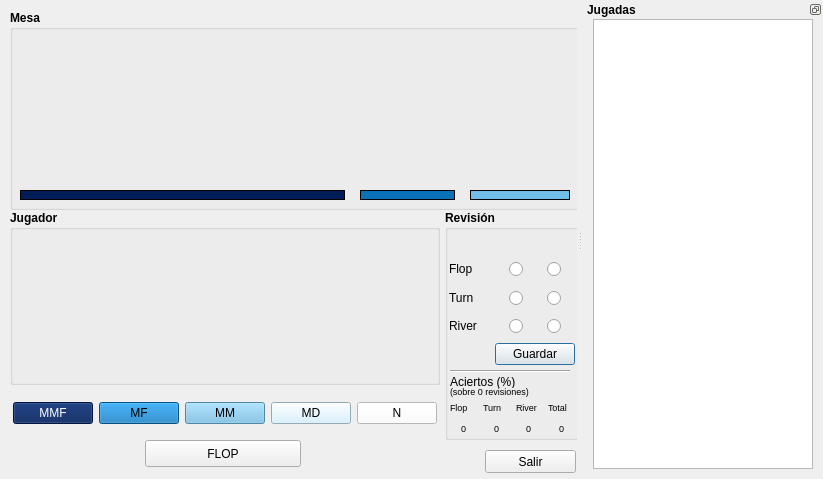
This is lib/gui.ui in camador/poker_trainer as Qt 5 draws it before an edit. The edited form follows.
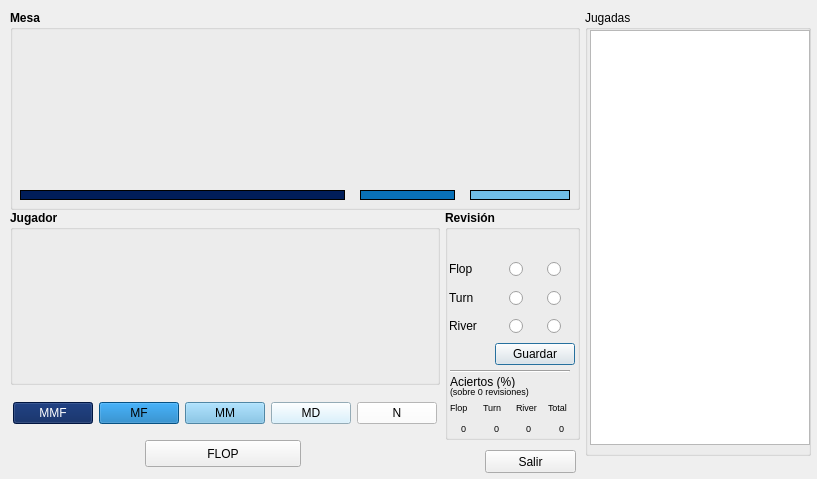
This is the edited form. Icons and pictures are not drawn.

Commit message: El DockWidget para la lista de jugadas ha sido sustituido por un GroupBox

Patch:
```diff
--- a/lib/gui.ui
+++ b/lib/gui.ui
@@ -6,7 +6,7 @@
    <rect>
     <x>0</x>
     <y>0</y>
-    <width>823</width>
+    <width>817</width>
     <height>479</height>
    </rect>
   </property>
@@ -970,40 +970,25 @@
      </property>
     </widget>
    </widget>
-  </widget>
-  <widget class="QDockWidget" name="dckJugadas">
-   <property name="minimumSize">
-    <size>
-     <width>240</width>
-     <height>157</height>
-    </size>
-   </property>
-   <property name="font">
-    <font>
-     <weight>75</weight>
-     <bold>true</bold>
-    </font>
-   </property>
-   <property name="features">
-    <set>QDockWidget::DockWidgetFloatable|QDockWidget::DockWidgetMovable</set>
-   </property>
-   <property name="allowedAreas">
-    <set>Qt::LeftDockWidgetArea|Qt::RightDockWidgetArea</set>
-   </property>
-   <property name="windowTitle">
-    <string>Jugadas</string>
-   </property>
-   <attribute name="dockWidgetArea">
-    <number>2</number>
-   </attribute>
-   <widget class="QWidget" name="dockWidgetContents">
+   <widget class="QGroupBox" name="grbJugadas">
+    <property name="geometry">
+     <rect>
+      <x>585</x>
+      <y>10</y>
+      <width>226</width>
+      <height>446</height>
+     </rect>
+    </property>
+    <property name="title">
+     <string>Jugadas</string>
+    </property>
     <widget class="QListView" name="lsvJugadas">
      <property name="geometry">
       <rect>
-       <x>10</x>
-       <y>0</y>
+       <x>5</x>
+       <y>20</y>
        <width>220</width>
-       <height>450</height>
+       <height>415</height>
       </rect>
      </property>
      <property name="autoScroll">
```
The commit also changes 1 other file.
